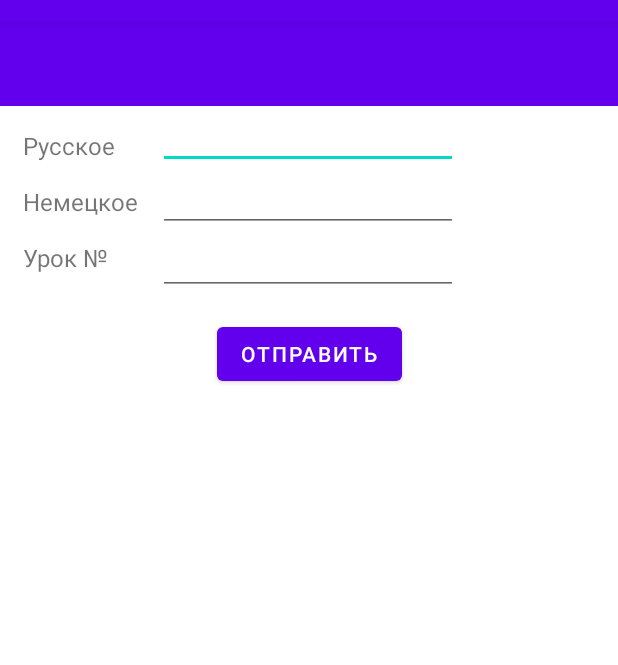
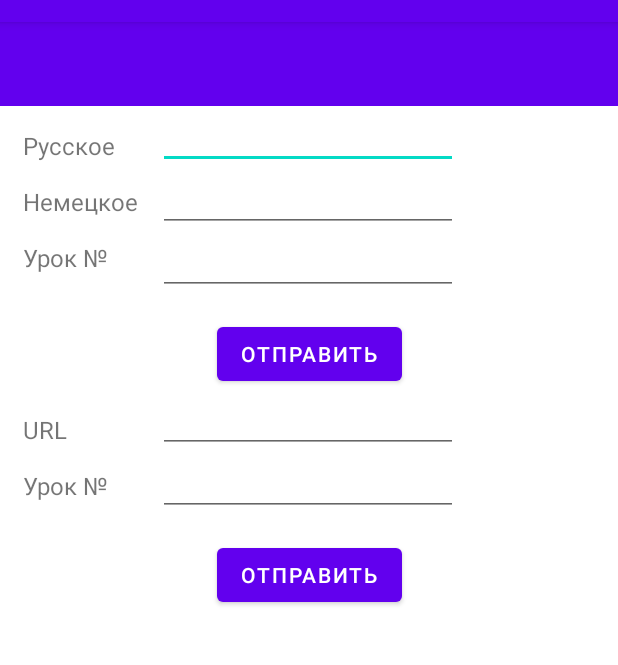
Before and after one commit to knighenko/FillingBaseDeutsch, an Android app: the screen it shows after launch (MainActivity), on a phone screen of 412 x 824 dp, the part 62-727 px from its top. Run offline under Robolectric (Android 15) with nearby library versions, the phone set to English and light mode, and no system bars.

```diff
--- a/app/src/main/java/com/knyghenko/fillingbasedeutsch/MainActivity.java
+++ b/app/src/main/java/com/knyghenko/fillingbasedeutsch/MainActivity.java
@@ -19,15 +19,15 @@ public class MainActivity extends AppCompatActivity {
         setContentView(R.layout.activity_main);
     }
 
-    public void sendTask(View view) {
+    public void sendTask(View view) throws InterruptedException {
         String rusString;
         String deutschString;
         int lesson;
-        rusString=((EditText)findViewById(R.id.editRus)).getText().toString();
-        deutschString=((EditText)findViewById(R.id.editDeutsch)).getText().toString();
-        lesson=Integer.parseInt(((EditText)findViewById(R.id.editLesson)).getText().toString());
-        String response = ConnectServer.connectToServerSearch("4:" + rusString + ":" + deutschString+":"+lesson);
-
+        rusString = ((EditText) findViewById(R.id.editRus)).getText().toString();
+        deutschString = ((EditText) findViewById(R.id.editDeutsch)).getText().toString();
+        lesson = Integer.parseInt(((EditText) findViewById(R.id.editLesson)).getText().toString());
+        String response = ConnectServer.connectToServerSearch("4:" + rusString + ":" + deutschString + ":" + lesson);
+        Thread.sleep(400);
         if (response.equals("false")) {
             Toast toast = Toast.makeText(this, "Ошибка!!! Данные не внесены", Toast.LENGTH_LONG);
             toast.setGravity(Gravity.CENTER, 0, 0);
@@ -36,6 +36,9 @@ public class MainActivity extends AppCompatActivity {
             Toast toast = Toast.makeText(this, "Данные успешно внесены!!!", Toast.LENGTH_LONG);
             toast.setGravity(Gravity.CENTER, 0, 0);
             toast.show();
+            ((EditText) findViewById(R.id.editRus)).setText("");
+            ((EditText) findViewById(R.id.editDeutsch)).setText("");
+            ((EditText) findViewById(R.id.editLesson)).setText("");
         }
     }
 }
--- a/app/src/main/java/com/knyghenko/fillingbasedeutsch/entity/Constants.java
+++ b/app/src/main/java/com/knyghenko/fillingbasedeutsch/entity/Constants.java
@@ -1,7 +1,7 @@
 package com.knyghenko.fillingbasedeutsch.entity;
 
 public class Constants {
-    // public static final String SERVER_IP = "82.223.216.54";
-    public static final String SERVER_IP = "10.0.2.2";
-    public static final int PORT = 8079;
+     public static final String SERVER_IP = "82.223.216.54";
+    //public static final String SERVER_IP = "10.0.2.2";
+    public static final int PORT = 8078;
 }
--- a/app/src/main/res/layout/activity_main.xml
+++ b/app/src/main/res/layout/activity_main.xml
@@ -108,4 +108,68 @@
         app:layout_constraintStart_toStartOf="parent"
         app:layout_constraintTop_toBottomOf="@+id/editLesson" />
 
+    <TextView
+        android:id="@+id/textViewLessonUrl"
+        android:layout_width="80dp"
+        android:layout_height="wrap_content"
+        android:layout_margin="15dp"
+        android:singleLine="true"
+        android:text="URL"
+        android:textSize="16sp"
+        app:layout_constraintStart_toStartOf="parent"
+        app:layout_constraintTop_toBottomOf="@+id/buttonSendTask" />
+
+    <EditText
+
+        android:id="@+id/editUrl"
+        android:layout_width="200sp"
+        android:layout_height="wrap_content"
+        android:layout_marginLeft="10dp"
+        android:gravity="start"
+        android:inputType="text"
+        android:maxLines="1"
+        android:scrollbars="horizontal"
+        android:textSize="15sp"
+        app:layout_constraintStart_toEndOf="@id/textViewLessonUrl"
+        app:layout_constraintTop_toBottomOf="@id/buttonSendTask">
+
+    </EditText>
+
+    <TextView
+        android:id="@+id/textViewLessonIdUrl"
+        android:layout_width="80dp"
+        android:layout_height="wrap_content"
+        android:layout_margin="15dp"
+        android:text="Урок №"
+        android:textSize="16sp"
+        app:layout_constraintStart_toStartOf="parent"
+        app:layout_constraintTop_toBottomOf="@+id/textViewLessonUrl" />
+
+    <EditText
+
+        android:id="@+id/editLessonId"
+        android:layout_width="200sp"
+        android:layout_height="wrap_content"
+        android:layout_marginLeft="10dp"
+        android:gravity="start"
+        android:inputType="text"
+        android:maxLines="1"
+        android:scrollbars="vertical"
+        android:textSize="15sp"
+        app:layout_constraintStart_toEndOf="@id/textViewLessonIdUrl"
+        app:layout_constraintTop_toBottomOf="@id/editUrl">
+
+    </EditText>
+
+    <Button
+        android:id="@+id/buttonSendLesson"
+        android:onClick="sendTask"
+        android:layout_width="wrap_content"
+        android:layout_height="wrap_content"
+        android:layout_marginTop="15dp"
+        android:text="Отправить"
+        app:layout_constraintEnd_toEndOf="parent"
+        app:layout_constraintStart_toStartOf="parent"
+        app:layout_constraintTop_toBottomOf="@+id/editLessonId" />
+
 </androidx.constraintlayout.widget.ConstraintLayout>
```
